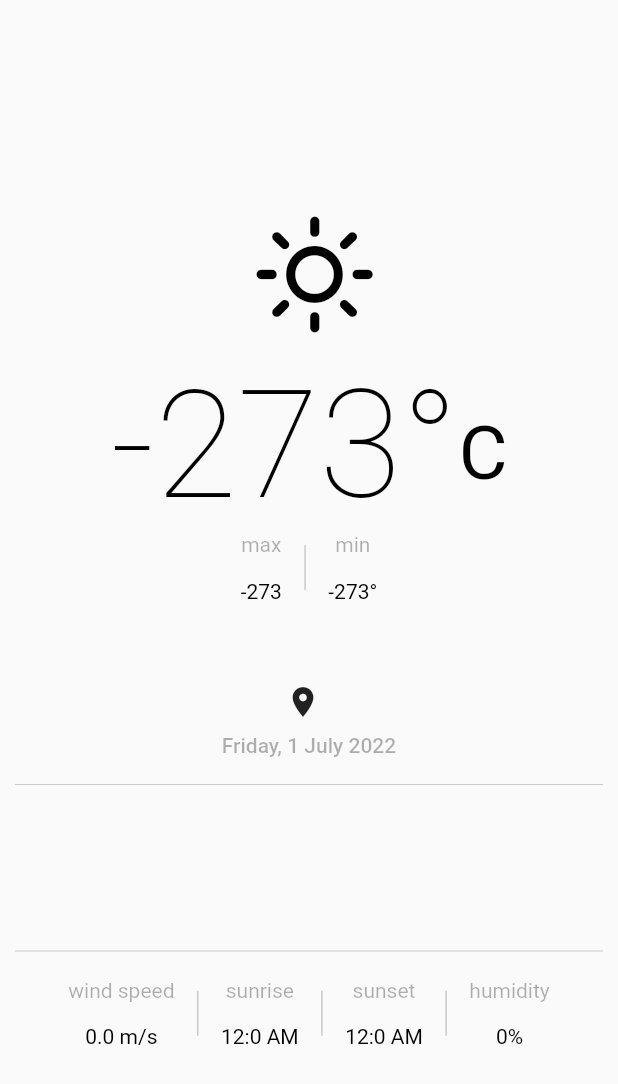
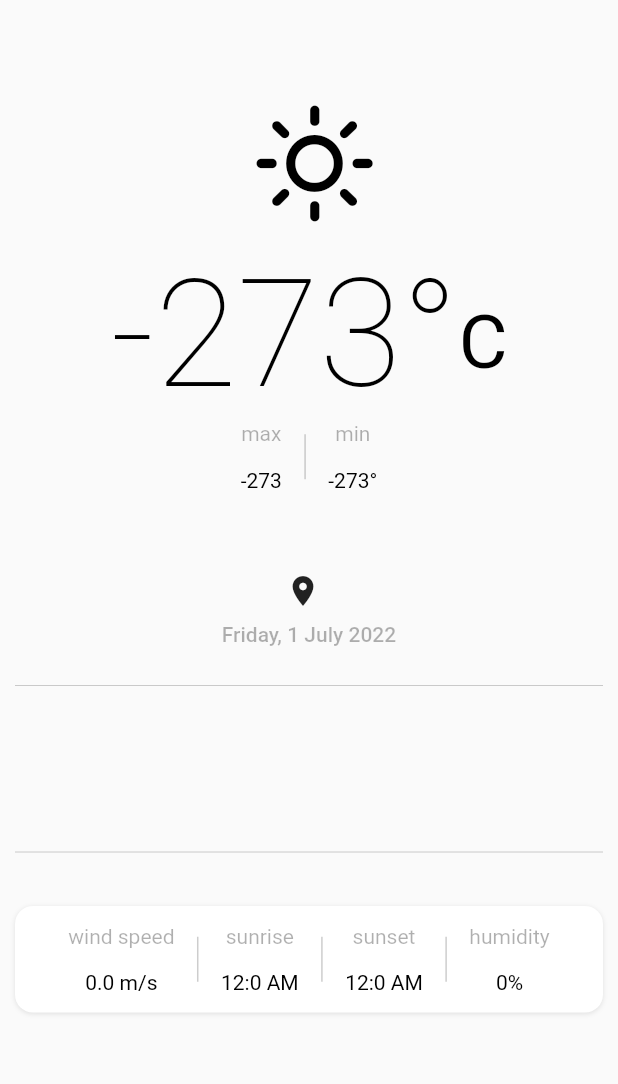
Before and after one commit to rmzrj/weather_app, a Flutter app: the WeatherWidget widget shown alone on an empty page, opened directly with empty values, on a phone screen of 412 x 824 dp. Shown: the top 1084 px of the screen. Run offline on Flutter 3.47's test engine with Material 2 defaults, Android fonts, the light colour scheme and no system bars; our stand-ins replace auto_route, bloc, connectivity_plus, dartz, dio, flutter_bloc and 7 more; missing offline and left inert: easy_logger; accounts and stored records are empty; network calls fail.

```diff
--- a/lib/features/homepage/presentation/pages/home.dart
+++ b/lib/features/homepage/presentation/pages/home.dart
@@ -55,9 +55,10 @@ class _HomeState extends State<Home> with TickerProviderStateMixin {
         ),
         backgroundColor: Colors.white,
         body: Material(
+            child: SingleChildScrollView(
               child: SafeArea(
                       child: Container(
-            constraints: const BoxConstraints.expand(),
+              // constraints: const BoxConstraints.expand(),
               decoration: const BoxDecoration(color: Colors.white),
               child: FadeTransition(
                 opacity: _fadeAnimation!,
@@ -190,6 +191,7 @@ class _HomeState extends State<Home> with TickerProviderStateMixin {
                 ),
               ),
                       ),
+                    ),
             )));
   }
 
--- a/lib/features/homepage/presentation/widgets/weather_widget.dart
+++ b/lib/features/homepage/presentation/widgets/weather_widget.dart
@@ -12,7 +12,8 @@ class WeatherWidget extends StatelessWidget {
 
   const WeatherWidget({
     Key? key,
-    required this.weather,required this.forecast,
+    required this.weather,
+    required this.forecast,
   }) : super(key: key);
 
   @override
@@ -48,7 +49,6 @@ class WeatherWidget extends StatelessWidget {
               ),
             ],
           ),
-
           const SizedBox(height: 8),
           Text(
             DateFormat('EEEE, d MMMM yyyy').format(DateTime.now()),
@@ -57,21 +57,42 @@ class WeatherWidget extends StatelessWidget {
                 fontSize: 14,
                 fontWeight: FontWeight.w500),
           ),
+          const SizedBox(height: 8),
           Padding(
             child: Divider(
               color: Colors.black.withAlpha(50),
             ),
             padding: EdgeInsets.all(10),
           ),
-          ForecastHorizontal(weathers:forecast),
+          ForecastHorizontal(weathers: forecast),
           Padding(
             child: Divider(
               color: Colors.black.withAlpha(50),
             ),
             padding: const EdgeInsets.all(10),
           ),
-          Row(mainAxisAlignment: MainAxisAlignment.center, children: <Widget>[
-            ValueTile(label: "wind speed", value: '${weather.windSpeed} m/s'),
+          Padding(
+            padding: const EdgeInsets.only(
+                left: 10.0, right: 10.0, top: 18.0, bottom: 18.0),
+            child: Container(
+              decoration: BoxDecoration(
+                color: Colors.white,
+                borderRadius: BorderRadius.circular(12.0),
+                boxShadow: [
+                  BoxShadow(
+                      offset: const Offset(0, 1),
+                      blurRadius: 2,
+                      color: Colors.grey.withAlpha(70))
+                ],
+              ),
+              child: Padding(
+                padding: const EdgeInsets.all(12.0),
+                child: Row(
+                    mainAxisAlignment: MainAxisAlignment.center,
+                    children: <Widget>[
+                      ValueTile(
+                          label: "wind speed",
+                          value: '${weather.windSpeed} m/s'),
                       Padding(
                         padding: const EdgeInsets.only(left: 15, right: 15),
                         child: Center(
@@ -109,8 +130,13 @@ class WeatherWidget extends StatelessWidget {
                           color: Colors.black.withAlpha(50),
                         )),
                       ),
-            ValueTile(label: "humidity", value: '${weather.humidity}%'),
+                      ValueTile(
+                          label: "humidity", value: '${weather.humidity}%'),
                     ]),
+              ),
+            ),
+          ),
+         const SizedBox(height: 80,)
         ],
       ),
     );
```
Also changed, not shown: 28 other files. Lines whose indentation alone changed are shown as unchanged.
